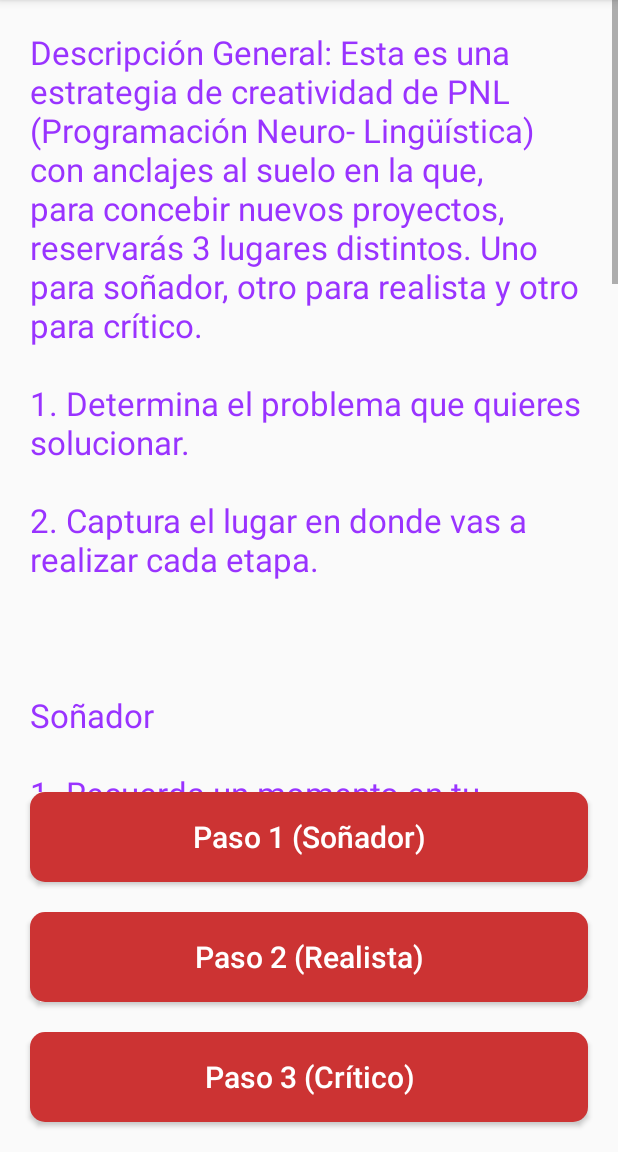
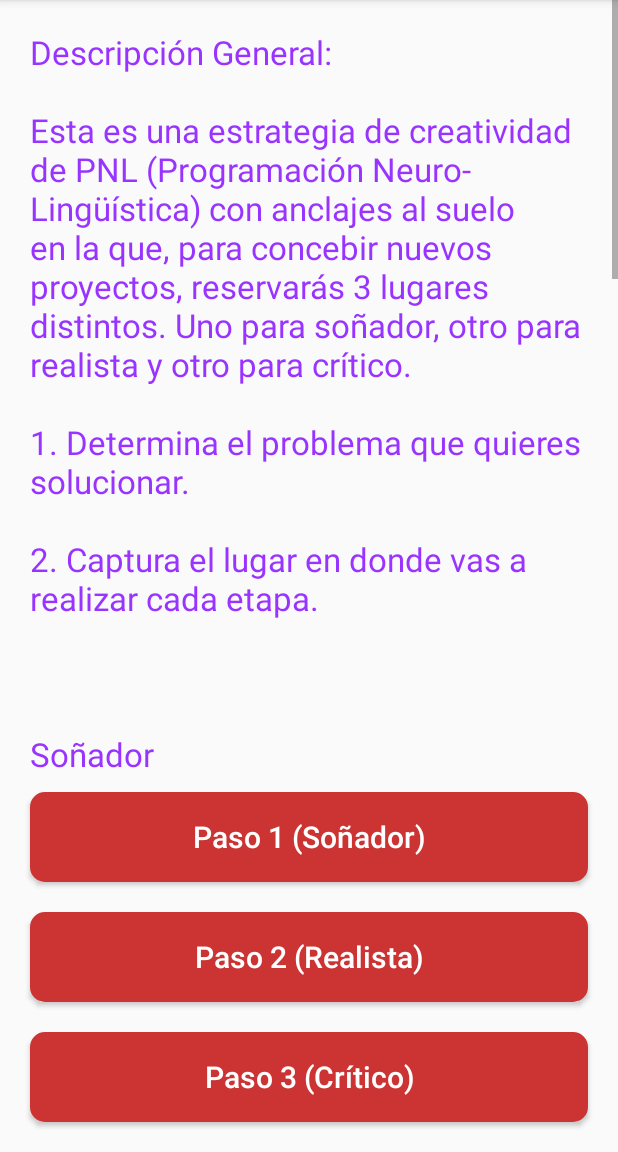
Before and after one commit to KevinhoMorales/AnclaideasJava, an Android app: the Description screen opened directly, with no data from a screen before it, on a phone screen of 412 x 824 dp, the part 84-1236 px from its top. Run offline under Robolectric (Android 15) with nearby library versions, the phone set to English and light mode, and no system bars.

Commit message:
Minor fixes

```diff
--- a/app/src/main/res/values/strings.xml
+++ b/app/src/main/res/values/strings.xml
@@ -4,9 +4,7 @@
     <string name="step1">Paso 1 (Soñador)</string>
     <string name="step2">Paso 2 (Realista)</string>
     <string name="step3">Paso 3 (Crítico)</string>
-    <string name="description">Descripción General:
-
-Esta es una estrategia de creatividad de PNL (Programación Neuro- Lingüística) con anclajes al suelo en la que, para concebir nuevos proyectos, reservarás 3 lugares distintos. Uno para soñador, otro para realista y otro para crítico.\n\n1. Determina el problema que quieres solucionar.\n\n2. Captura el lugar en donde vas a realizar cada etapa.\n\n\n\nSoñador\n\n1. Recuerda un momento en tu vida, de mucha creatividad, las sensaciones, el lugar, Transpórtate a ese momento.\n\n2. Elige un lugar especial.\n\n3. Y que lluevan las ideas.\n\n\nRealista\n\n1. Recuerda un momento tuyo o de alguien más, en el cual reflexionaste cómo llevar a cabo un plan. El lugar, las sensaciones, emociones.\n\n2. Elige el lugar para ello.\n\n3. Anota tus reflexiones.\n\n\nCrítico\n\n1. Recuerda un momento en el que criticaste duramente, juzgaste, evaluaste una idea o un proyecto. Sus sensaciones, emociones, lugar.\n\n2. Elige un lugar específico.\n\n3. Anota las críticas y puntos débiles de los pasos anteriores.\n\n\nVUELVE AL INICIO</string>
+    <string name="description">Descripción General:\n\nEsta es una estrategia de creatividad de PNL (Programación Neuro- Lingüística) con anclajes al suelo en la que, para concebir nuevos proyectos, reservarás 3 lugares distintos. Uno para soñador, otro para realista y otro para crítico.\n\n1. Determina el problema que quieres solucionar.\n\n2. Captura el lugar en donde vas a realizar cada etapa.\n\n\n\nSoñador\n\n1. Recuerda un momento en tu vida, de mucha creatividad, las sensaciones, el lugar, Transpórtate a ese momento.\n\n2. Elige un lugar especial.\n\n3. Y que lluevan las ideas.\n\n\nRealista\n\n1. Recuerda un momento tuyo o de alguien más, en el cual reflexionaste cómo llevar a cabo un plan. El lugar, las sensaciones, emociones.\n\n2. Elige el lugar para ello.\n\n3. Anota tus reflexiones.\n\n\nCrítico\n\n1. Recuerda un momento en el que criticaste duramente, juzgaste, evaluaste una idea o un proyecto. Sus sensaciones, emociones, lugar.\n\n2. Elige un lugar específico.\n\n3. Anota las críticas y puntos débiles de los pasos anteriores.\n\n\nVUELVE AL INICIO</string>
     <string name="save">Guardar</string>
     <string name="dreamerDescription">Ingrese una descripción para soñador</string>
     <string name="realisticDescription">Ingrese una descripción para realista</string>
```
